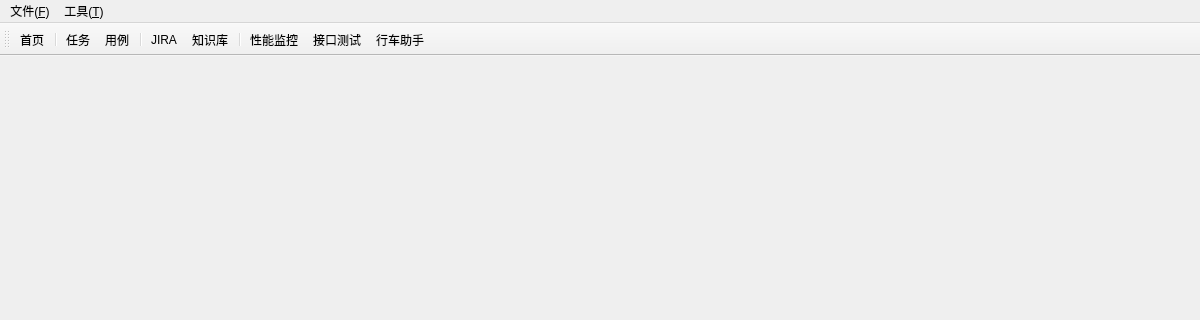
Above: woodpecker/views/src/main.ui from cash2one/AutoDriver before the change; both pictures show x 0 to 1200 and y 0 to 320 of the 1200 by 700 pixel window. Below: the same form after it.
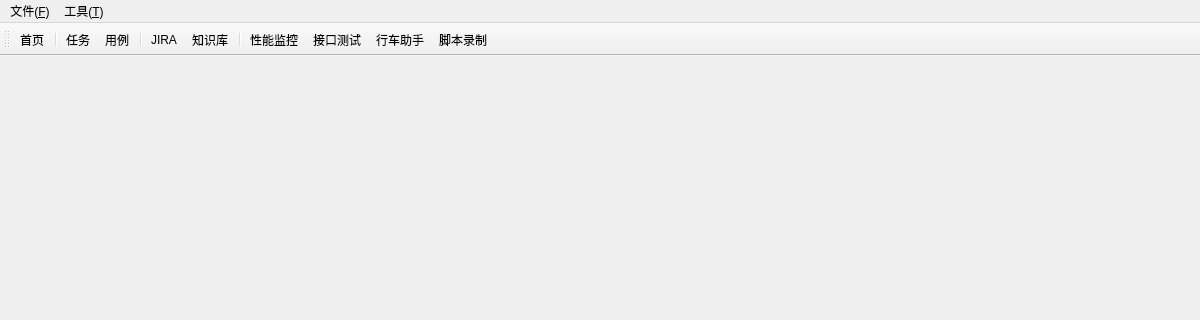
That is the form after the change. Icons and pictures are not drawn.

Commit message: script record

```diff
--- a/woodpecker/views/src/main.ui
+++ b/woodpecker/views/src/main.ui
@@ -99,6 +99,7 @@
    <addaction name="toolbar_monitor"/>
    <addaction name="toolbar_interface"/>
    <addaction name="toolbar_car"/>
+   <addaction name="toolbar_script"/>
   </widget>
   <action name="menu_save">
    <property name="text">
@@ -213,6 +214,15 @@
     <string>行车助手</string>
    </property>
   </action>
+  <action name="toolbar_script">
+   <property name="icon">
+    <iconset resource="../res.qrc">
+     <normaloff>:/toolbars/res/wand.png</normaloff>:/toolbars/res/wand.png</iconset>
+   </property>
+   <property name="text">
+    <string>脚本录制</string>
+   </property>
+  </action>
  </widget>
  <resources>
   <include location="../res.qrc"/>
```
The commit also changes 16 other files.
